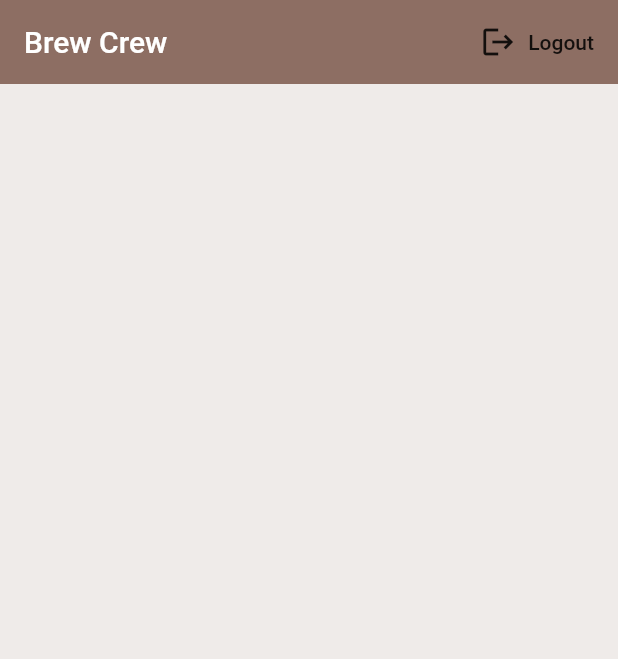
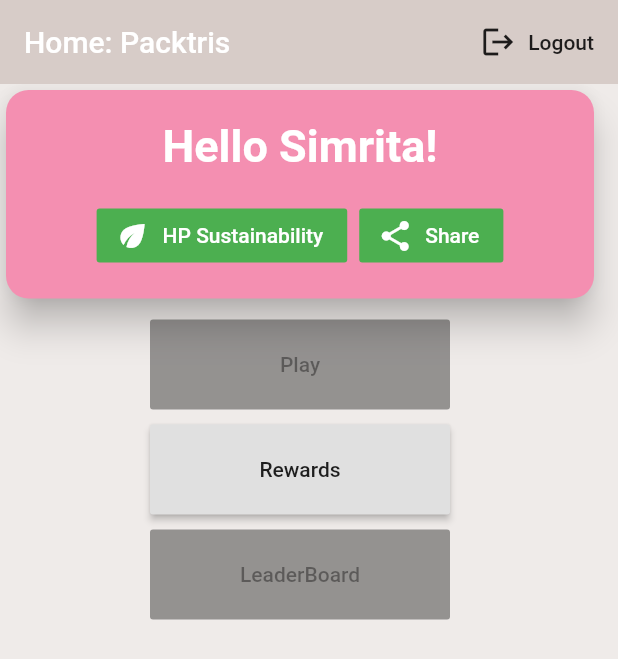
Before and after one commit to simritaj/hp_tetris, a Flutter app: the screen it shows once a user with an empty profile is signed in, on a phone screen of 412 x 824 dp. Shown: the top 659 px of the screen. Run offline on Flutter 3.47's test engine with Material 2 defaults, Android fonts, the phone set to English and light mode, and no system bars; our stand-ins replace cloud_firestore, firebase_auth, firebase_core; accounts and stored records are empty.

Commit message:
reward set up

```diff
--- a/lib/pages/home/home.dart
+++ b/lib/pages/home/home.dart
@@ -1,4 +1,5 @@
 import 'package:flutter/material.dart';
+import 'package:hp_tetris/pages/rewards.dart';
 import 'package:hp_tetris/services/auth.dart';
 import 'package:hp_tetris/elements/my_drawer.dart';
 
@@ -12,8 +13,8 @@ class Home extends StatelessWidget {
       child: Scaffold(
         backgroundColor: Colors.brown[50],
         appBar: AppBar(
-          title: Text('Brew Crew'),
-          backgroundColor: Colors.brown[400],
+          title: Text('Home: Packtris'),
+          backgroundColor: Colors.brown[100],
           elevation: 0.0,
           actions: <Widget>[
             FlatButton.icon(
@@ -25,6 +26,78 @@ class Home extends StatelessWidget {
             ),
           ],
         ),
+        body: Container(
+    width:400,
+    child:
+      Column(
+        children: [
+          Card(
+            shape: RoundedRectangleBorder(
+              borderRadius: BorderRadius.circular(15.0),
+            ),
+            color: Colors.pink[200],
+            elevation: 10,
+            child: Column(
+              mainAxisSize: MainAxisSize.min,
+              children: <Widget>[
+                SizedBox(height:20),
+                Text('Hello Simrita!', style: TextStyle(fontSize: 30, color: Colors.white, fontWeight: FontWeight.bold)),
+                  //subtitle: Text('TWICE', style: TextStyle(color: Colors.white)),
+                SizedBox(height:10),
+                ButtonTheme.bar(
+                  child: ButtonBar(
+                    alignment: MainAxisAlignment.center,
+                    children: <Widget>[
+                      FlatButton.icon(
+                    color: Colors.green,
+                    icon: Icon(Icons.eco),
+                    label: Text('HP Sustainability'),
+                    onPressed: () async {},
+                  ),
+                       FlatButton.icon(
+                    color: Colors.green,
+                    icon: Icon(Icons.share),
+                    label: Text('Share'),
+                    onPressed: () async {},
+                  ),
+                    ],
+                  ),
+                ),
+                SizedBox(height:10),
+              ],
+            ),
+          ),
+          SizedBox(height:10),
+          SizedBox(
+            height: 60,
+            width: 200,
+            child: RaisedButton(
+              child: Text('Play'),
+              onPressed: null),
+          ),
+          SizedBox(height:10),
+          SizedBox(
+            height: 60,
+            width: 200,
+            child: RaisedButton(
+              child: Text('Rewards'),
+              onPressed: (){Navigator.push(
+              context,
+              MaterialPageRoute(builder: (context) => Rewards()),
+            );}),
+          ),
+          SizedBox(height:10),
+          SizedBox(
+            height: 60,
+            width: 200,
+            child: RaisedButton(
+              child: Text('LeaderBoard'),
+              onPressed: null),
+          ),
+        ],
+      ),
+
+  ),
       ),
     );
   }
--- a/pubspec.yaml
+++ b/pubspec.yaml
@@ -28,12 +28,13 @@ dependencies:
   # The following adds the Cupertino Icons font to your application.
   # Use with the CupertinoIcons class for iOS style icons.
   cupertino_icons: ^0.1.3
-  #cloud_firestore: ^0.16.0+1
+  cloud_firestore: ^0.16.0+1
   firebase_core: ^0.7.0
   firebase_auth: ^0.20.0+1
   provider: ^4.3.3
   page_indicator: ^0.1.3
   carousel_slider: ^3.0.0
+  url_launcher: ^5.7.10
 
 dev_dependencies:
   flutter_test:
```
Also changed, not shown: lib/pages/authenticate/sign_in.dart (+7 -5 lines), lib/pages/rewards.dart (added, +190 -0 lines), lib/services/database.dart (added, +30 -0 lines), pubspec.lock.
